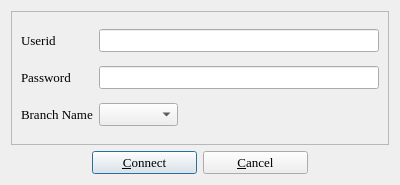
textbrowser/biblioteq, file branch_s.ui: the form before one commit.
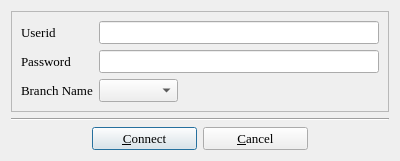
The form after the commit. Icons and pictures are not drawn.

```diff
--- a/branch_s.ui
+++ b/branch_s.ui
@@ -6,7 +6,7 @@
     <x>0</x>
     <y>0</y>
     <width>400</width>
-    <height>185</height>
+    <height>150</height>
    </rect>
   </property>
   <property name="minimumSize" >
@@ -128,6 +128,26 @@
      </layout>
     </widget>
    </item>
+   <item>
+    <spacer>
+     <property name="orientation" >
+      <enum>Qt::Vertical</enum>
+     </property>
+     <property name="sizeHint" >
+      <size>
+       <width>20</width>
+       <height>40</height>
+      </size>
+     </property>
+    </spacer>
+   </item>
+   <item>
+    <widget class="Line" name="line" >
+     <property name="orientation" >
+      <enum>Qt::Horizontal</enum>
+     </property>
+    </widget>
+   </item>
    <item>
     <layout class="QHBoxLayout" >
      <item>
```
